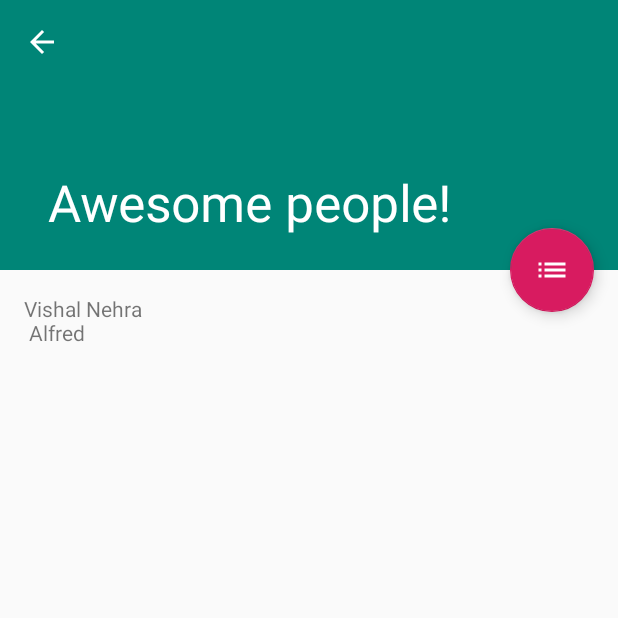
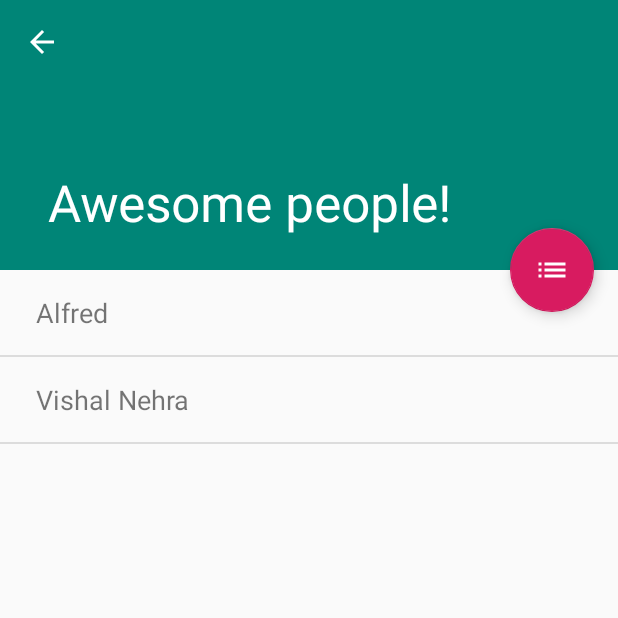
Before and after one commit to EmmanuelMess/PatreonListLib, an Android app: the screen it shows after launch (PatreonsListActivity), after a tap on "LIST!", on a phone screen of 412 x 824 dp, the top half of it. Run offline under Robolectric (Android 15) with nearby library versions, the phone set to English and light mode, and no system bars.

Commit message:
Backer list to ListView

```diff
--- a/app/src/main/java/com/emmanuelmess/patreonlistapp/MainActivity.kt
+++ b/app/src/main/java/com/emmanuelmess/patreonlistapp/MainActivity.kt
@@ -20,7 +20,10 @@ class MainActivity : AppCompatActivity() {
         startActivity(Intent(this, PatreonsListActivity::class.java).apply {
             putExtra(
                 PatreonsListActivity.DATA_ARG, PatreonListData(
-                listOf(Backer("Alfred"), Backer("Vishal Nehra")),
+                listOf(
+                    Backer("Alfred"),
+                    Backer("Vishal Nehra")
+                ),
                 Uri.parse("http://emmanuelmessulam.com.ar/thanks.html")
             ))
         })
--- /dev/null
+++ b/patreonlistlibrary/src/main/java/com/emmanuelmess/patreonlistlibrary/PatreonListAdapter.kt
@@ -0,0 +1,39 @@
+package com.emmanuelmess.patreonlistlibrary
+
+import android.content.Context
+import android.view.LayoutInflater
+import android.view.View
+import android.widget.ArrayAdapter
+import android.view.ViewGroup
+import kotlinx.android.synthetic.main.item_backer.view.*
+
+class PatreonListAdapter(
+    context: Context,
+    val listItems: List<BackerItem>
+) : ArrayAdapter<BackerItem>(context, R.layout.item_backer, R.id.backerNameTextView, listItems) {
+/*TODO
+    companion object {
+        const val ITEM_TYPE = 0;
+    }
+
+    override fun getViewTypeCount(): Int = 1
+
+    override fun getItemViewType(position: Int): Int {
+        return ITEM_TYPE
+    }
+*/
+    override fun getView(position: Int, convertView: View?, parent: ViewGroup): View {
+        val containerView = super.getView(position, convertView, parent)
+
+        containerView.backerNameTextView.text = getItem(position).backer.name
+
+        return containerView
+    }
+
+    override fun getItem(position: Int): BackerItem {
+        return listItems[position]
+    }
+
+    override fun getCount(): Int = listItems.size
+
+}
--- /dev/null
+++ b/patreonlistlibrary/src/main/java/com/emmanuelmess/patreonlistlibrary/PatreonListItems.kt
@@ -0,0 +1,3 @@
+package com.emmanuelmess.patreonlistlibrary
+
+class BackerItem(val backer: Backer)
--- a/patreonlistlibrary/src/main/java/com/emmanuelmess/patreonlistlibrary/PatreonsListActivity.kt
+++ b/patreonlistlibrary/src/main/java/com/emmanuelmess/patreonlistlibrary/PatreonsListActivity.kt
@@ -5,6 +5,7 @@ import androidx.appcompat.app.AppCompatActivity
 import kotlinx.android.synthetic.main.activity_patreonslist.*
 import android.content.Intent
 import android.net.Uri
+import kotlinx.android.synthetic.main.content_patreons_list.*
 
 class PatreonsListActivity : AppCompatActivity() {
     companion object {
@@ -12,7 +13,6 @@ class PatreonsListActivity : AppCompatActivity() {
     }
 
     private var parentActivity: Class<*>? = null
-    private lateinit var backers: List<Backer>
     private lateinit var completeListUri: Uri
 
     override fun onCreate(savedInstanceState: Bundle?) {
@@ -27,12 +27,14 @@ class PatreonsListActivity : AppCompatActivity() {
 
         val data = intent.getParcelableExtra<PatreonListData>(DATA_ARG)
 
-        backers = data.backers
         completeListUri = data.completeList
 
         fab.setOnClickListener { _ ->
             startActivity(Intent(Intent.ACTION_VIEW, completeListUri))
         }
+
+        val adapter = PatreonListAdapter(this, data.backers.map(::BackerItem))
+        listView.adapter = adapter
     }
 
 
--- a/patreonlistlibrary/src/main/res/layout/content_patreons_list.xml
+++ b/patreonlistlibrary/src/main/res/layout/content_patreons_list.xml
@@ -4,14 +4,14 @@
     xmlns:tools="http://schemas.android.com/tools"
     android:layout_width="match_parent"
     android:layout_height="match_parent"
+    android:fillViewport="true"
     app:layout_behavior="@string/appbar_scrolling_view_behavior"
     tools:context=".PatreonsListActivity"
     tools:showIn="@layout/activity_patreonslist">
 
-    <TextView
-        android:layout_width="wrap_content"
+    <ListView
+        android:id="@+id/listView"
+        android:layout_width="match_parent"
         android:layout_height="wrap_content"
-        android:layout_margin="@dimen/text_margin"
-        android:text="@string/large_text" />
-
+        tools:listitem="@layout/item_backer" />
 </androidx.core.widget.NestedScrollView>
--- /dev/null
+++ b/patreonlistlibrary/src/main/res/layout/item_backer.xml
@@ -0,0 +1,18 @@
+<?xml version="1.0" encoding="utf-8"?>
+<LinearLayout xmlns:android="http://schemas.android.com/apk/res/android"
+    xmlns:tools="http://schemas.android.com/tools"
+    android:layout_width="match_parent"
+    android:layout_height="match_parent"
+    android:orientation="vertical"
+    android:padding="16dp">
+
+    <TextView
+        android:id="@+id/backerNameTextView"
+        android:layout_width="match_parent"
+        android:layout_height="wrap_content"
+        android:layout_marginLeft="8dp"
+        android:layout_marginRight="8dp"
+        android:clickable="false"
+        android:textSize="18sp"
+        tools:text="Fulanito" />
+</LinearLayout>
```
